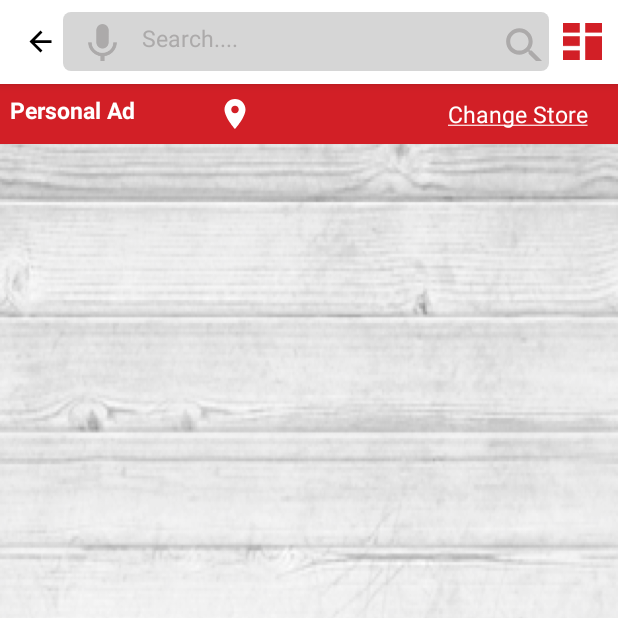
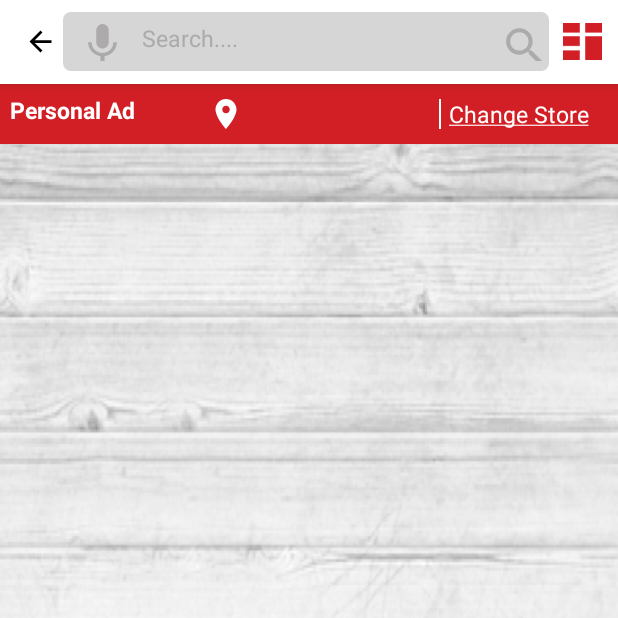
Before and after one commit to IMiMineDigital/Fareway, an Android app: the MainFwActivity screen opened directly, with no data from a screen before it, on a phone screen of 412 x 824 dp, the top half of it. Run offline under Robolectric (Android 15) with nearby library versions, the phone set to English and light mode, and no system bars; our stand-ins replace Picasso, Volley, sdp/ssp sizes; network calls fail; pictures from the network do not load; Roboto replaces fonts that are not available here; 4 statements that could not run were skipped.

Commit message:
remove visibility.

```diff
--- a/app/src/main/res/layout/content_main_fw.xml
+++ b/app/src/main/res/layout/content_main_fw.xml
@@ -133,7 +133,6 @@
                 android:lines="1" />
 
             <View
-                android:visibility="gone"
                 android:layout_width="1dp"
                 android:layout_height="20dp"
                 android:layout_gravity="center"
@@ -142,7 +141,6 @@
                 android:layout_marginLeft="5dp"/>
 
             <TextView
-                android:visibility="visible"
                 android:id="@+id/change_store"
                 android:layout_width="wrap_content"
                 android:layout_height="wrap_content"
```
